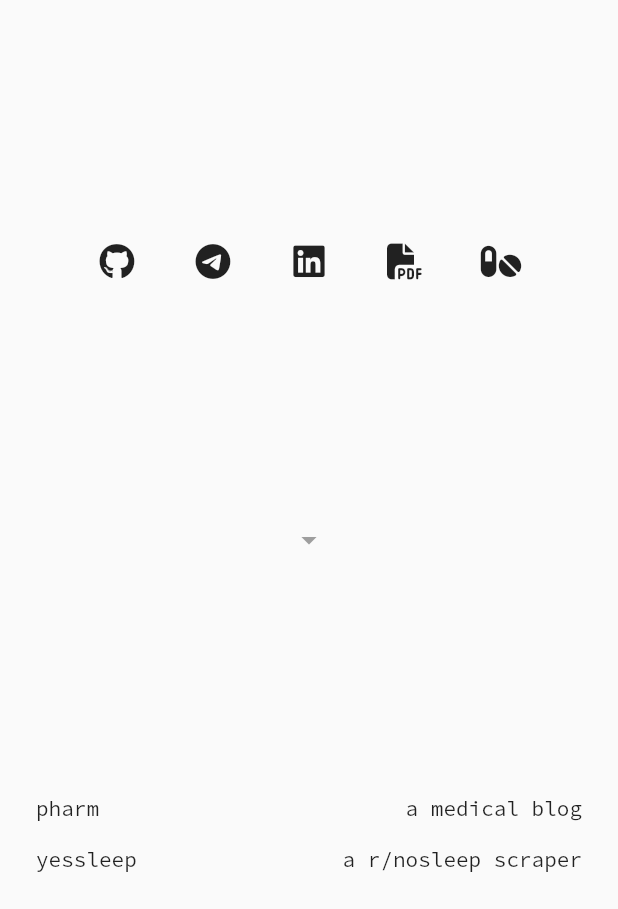
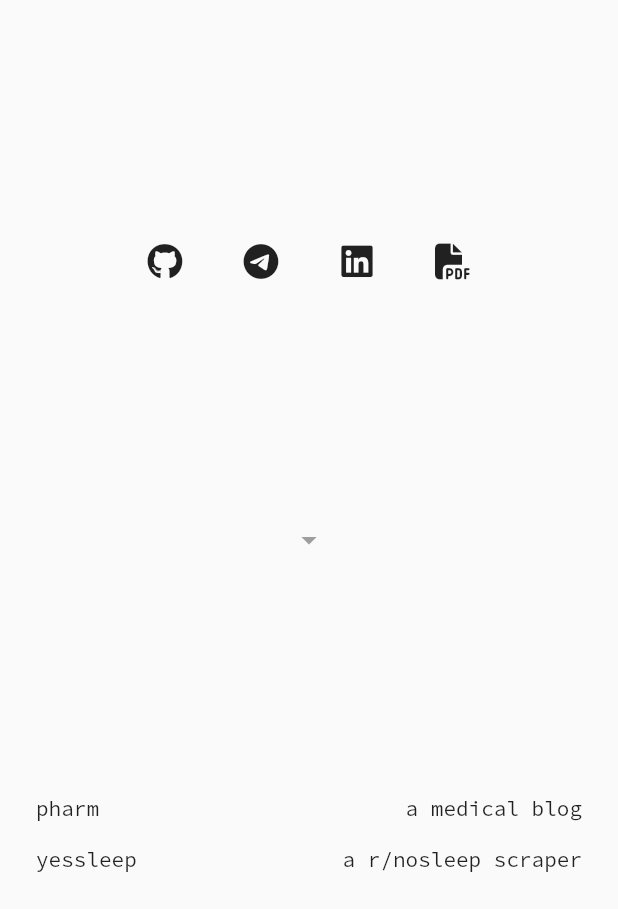
Before and after one commit to tytydraco/tytydraco_xyz, a Flutter app: the screen it shows after launch, scrolled down 100 dp, on a phone screen of 412 x 824 dp, the part 327-1236 px from its top. Run offline on Flutter 3.47's test engine with Material 2 defaults, Android fonts, the phone set to English and light mode, and no system bars; our stand-ins replace font_awesome_flutter, url_launcher_web.

Commit message:
config: Remove improper icon
Signed-off-by: Tyler Nijmeh <tylernij@gmail.com>

```diff
--- a/lib/src/config.dart
+++ b/lib/src/config.dart
@@ -50,10 +50,6 @@ const List<LinkModel> links = [
     url:
         'https://github.com/tytydraco/tytydraco_xyz/blob/main/assets/resume.pdf',
   ),
-  LinkModel(
-    iconData: FontAwesomeIcons.pills,
-    url: 'https://pharm.tytydraco.xyz',
-  ),
 ];
 
 /// A list of type [SubpageModel] containing the links to any additional subpages to
```
